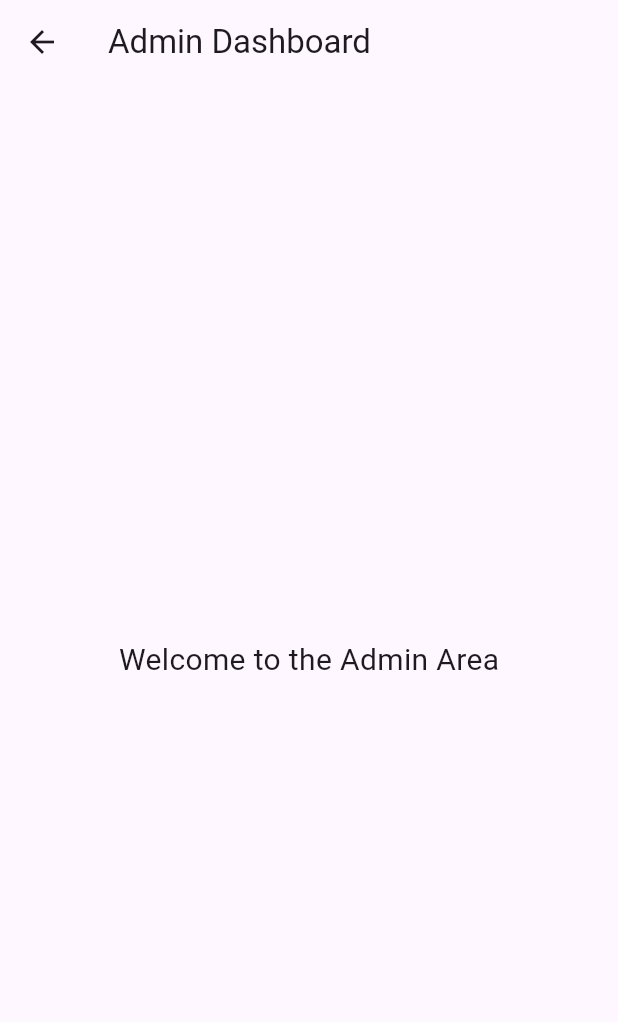
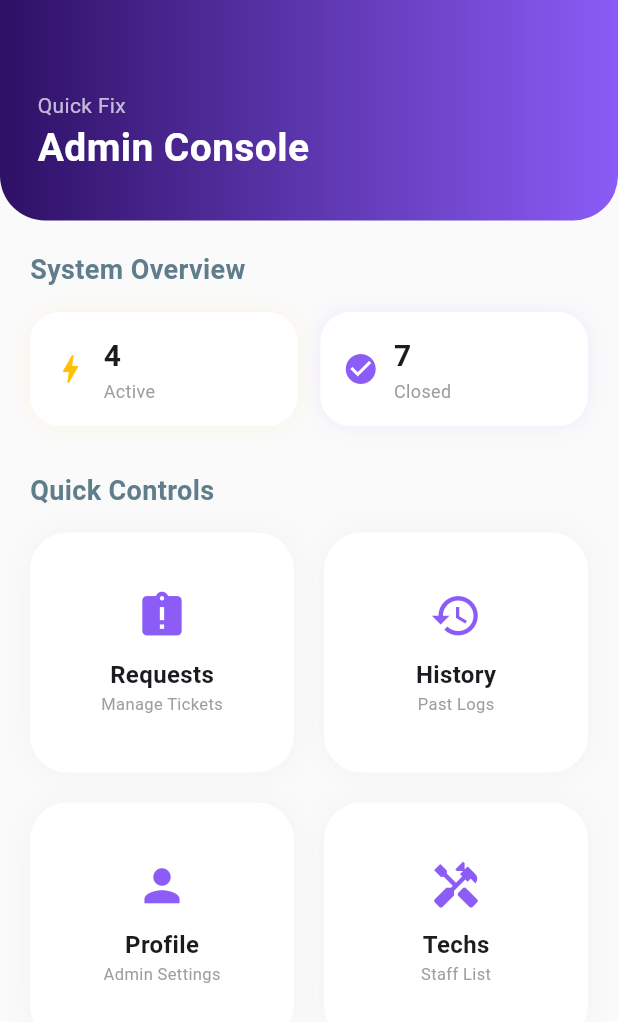
Before and after one commit to MrinmoyShib/Quick_Fix, a Flutter app: the AdminDashboard screen opened directly, on a phone screen of 412 x 824 dp. Shown: the top 1022 px of the screen. Run offline on Flutter 3.47's test engine with Material 3 defaults, Android fonts, the phone set to English and light mode, and no system bars.

Commit message:
Add admin UI screens and revamp dashboard
Add several admin screens and overhaul the AdminDashboard UI. New files: admin_history.dart, admin_profile.dart, request_details.dart, technician_list.dart (all providing scaffolded UIs, lists/cards, and navigation). Removed request_detail.dart. Updated admin_dashboard.dart to a modern layout with header, stats, and a grid of navigation cards that push the new pages; introduced reusable helpers (_buildStat, _buildCard) and theme colors. Request/details screens include improved layout/wrapping for long text and badge/button styles. Minor UX & visual polish across admin pages.

```diff
--- a/lib/screens/admin/admin_dashboard.dart
+++ b/lib/screens/admin/admin_dashboard.dart
@@ -1,14 +1,135 @@
 import 'package:flutter/material.dart';
+import 'admin_history.dart';
+import 'admin_profile.dart';
+import 'technician_list.dart';
+import 'request_details.dart';
 
 class AdminDashboard extends StatelessWidget {
   const AdminDashboard({super.key});
 
+  // These are your Theme Colors - Easy to explain as "Design Constants"
+  final Color darkPurple = const Color(0xFF2E1065);
+  final Color lightPurple = const Color(0xFF8B5CF6);
+
   @override
   Widget build(BuildContext context) {
     return Scaffold(
-      appBar: AppBar(title: const Text("Admin Dashboard")),
-      body: const Center(
-        child: Text("Welcome to the Admin Area", style: TextStyle(fontSize: 20)),
+      backgroundColor: Colors.grey[50], // The light background
+      body: Column(
+        children: [
+          // --- 1. THE HEADER ---
+          Container(
+            width: double.infinity,
+            padding: const EdgeInsets.fromLTRB(25, 60, 25, 30),
+            decoration: BoxDecoration(
+              gradient: LinearGradient(colors: [darkPurple, lightPurple]),
+              borderRadius: const BorderRadius.vertical(bottom: Radius.circular(30)),
+            ),
+            child: const Column(
+              crossAxisAlignment: CrossAxisAlignment.start,
+              children: [
+                Text("Quick Fix", style: TextStyle(color: Colors.white70, fontSize: 14)),
+                Text("Admin Console", style: TextStyle(color: Colors.white, fontSize: 26, fontWeight: FontWeight.bold)),
+              ],
+            ),
+          ),
+
+          // --- 2. THE SCROLLABLE CONTENT ---
+          Expanded(
+            child: SingleChildScrollView(
+              padding: const EdgeInsets.all(20.0),
+              child: Column(
+                crossAxisAlignment: CrossAxisAlignment.start,
+                children: [
+                  const Text("System Overview", style: TextStyle(fontSize: 18, fontWeight: FontWeight.bold, color: Colors.blueGrey)),
+                  const SizedBox(height: 15),
+
+                  // STATS SECTION
+                  Row(
+                    children: [
+                      _buildStat("Active", "4", Icons.bolt, Colors.amber),
+                      const SizedBox(width: 15),
+                      _buildStat("Closed", "7", Icons.check_circle, lightPurple),
+                    ],
+                  ),
+
+                  const SizedBox(height: 30),
+                  const Text("Quick Controls", style: TextStyle(fontSize: 18, fontWeight: FontWeight.bold, color: Colors.blueGrey)),
+                  const SizedBox(height: 15),
+
+                  // THE GRID SECTION (Matches your original 1:1)
+                  GridView.count(
+                    shrinkWrap: true,
+                    physics: const NeverScrollableScrollPhysics(),
+                    crossAxisCount: 2,
+                    crossAxisSpacing: 20,
+                    mainAxisSpacing: 20,
+                    childAspectRatio: 1.1, // This keeps the cards square-ish
+                    children: [
+                      _buildCard(context, "Requests", "Manage Tickets", Icons.assignment_late, const RequestDetails()),
+                      _buildCard(context, "History", "Past Logs", Icons.history, const AdminHistory()),
+                      _buildCard(context, "Profile", "Admin Settings", Icons.person, const AdminProfile()),
+                      _buildCard(context, "Techs", "Staff List", Icons.handyman, const TechnicianList()),
+                    ],
+                  ),
+                ],
+              ),
+            ),
+          ),
+        ],
+      ),
+    );
+  }
+
+  // --- REUSABLE BUILDING BLOCKS ---
+
+  // For the Statistics Boxes
+  Widget _buildStat(String label, String val, IconData icon, Color col) {
+    return Expanded(
+      child: Container(
+        padding: const EdgeInsets.all(15),
+        decoration: BoxDecoration(
+          color: Colors.white,
+          borderRadius: BorderRadius.circular(20),
+          boxShadow: [BoxShadow(color: col.withOpacity(0.1), blurRadius: 10)],
+        ),
+        child: Row(
+          children: [
+            Icon(icon, color: col),
+            const SizedBox(width: 10),
+            Column(
+              crossAxisAlignment: CrossAxisAlignment.start,
+              children: [
+                Text(val, style: const TextStyle(fontSize: 20, fontWeight: FontWeight.bold)),
+                Text(label, style: const TextStyle(fontSize: 12, color: Colors.grey)),
+              ],
+            ),
+          ],
+        ),
+      ),
+    );
+  }
+
+  // For the Main Navigation Cards
+  Widget _buildCard(BuildContext ctx, String title, String sub, IconData icon, Widget page) {
+    return InkWell(
+      onTap: () => Navigator.push(ctx, MaterialPageRoute(builder: (_) => page)),
+      child: Container(
+        padding: const EdgeInsets.all(15),
+        decoration: BoxDecoration(
+          color: Colors.white,
+          borderRadius: BorderRadius.circular(25),
+          boxShadow: [BoxShadow(color: Colors.black.withOpacity(0.03), blurRadius: 15)],
+        ),
+        child: Column(
+          mainAxisAlignment: MainAxisAlignment.center,
+          children: [
+            Icon(icon, size: 35, color: lightPurple),
+            const SizedBox(height: 10),
+            Text(title, style: const TextStyle(fontWeight: FontWeight.bold, fontSize: 16)),
+            Text(sub, style: const TextStyle(color: Colors.grey, fontSize: 11)),
+          ],
+        ),
       ),
     );
   }
```
Also changed, not shown: lib/screens/admin/admin_history.dart (added, +134 -0 lines), lib/screens/admin/admin_profile.dart (+79 -0 lines), lib/screens/admin/request_details.dart (added, +147 -0 lines), lib/screens/admin/technician_list.dart (added, +80 -0 lines), lib/screens/admin/request_detail.dart (deleted).
